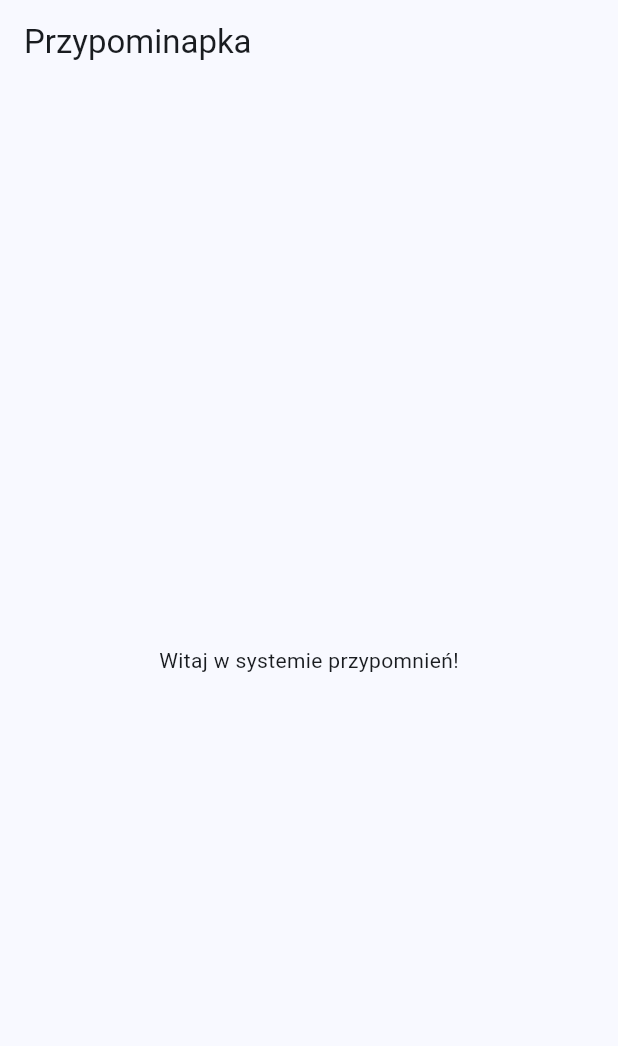
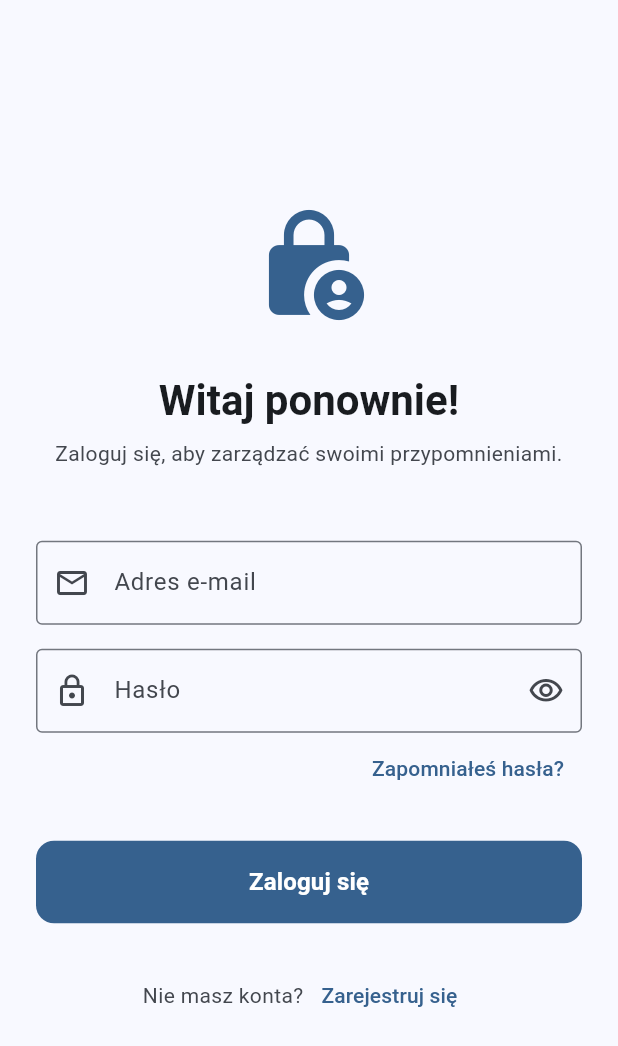
Before and after one commit to micang7/przypominapka, a Flutter app: the screen it shows after launch, on a phone screen of 412 x 824 dp. Shown: the top 1046 px of the screen. Run offline on Flutter 3.47's test engine with Material 3 defaults, Android fonts, the phone set to English and light mode, and no system bars; our stand-ins replace drift, flutter_riverpod, go_router, riverpod_annotation; missing offline and left inert: a package; accounts and stored records are empty; generated files the repository leaves out were written again.

Commit message:
login register checkpoint

```diff
--- /dev/null
+++ b/app/lib/features/auth/presentation/screens/login_screen.dart
@@ -0,0 +1,147 @@
+import 'package:`flutter/material.dart`';
+import 'package:`go_router/go_router.dart`';
+
+class LoginScreen extends StatefulWidget {
+  const LoginScreen({super.key});
+
+    State<LoginScreen> createState() => _LoginScreenState();
+}
+
+class _LoginScreenState extends State<LoginScreen> {
+  final _emailController = TextEditingController();
+  final _passwordController = TextEditingController();
+  bool _isPasswordObscured = true;
+
+
+  void dispose() {
+    _emailController.dispose();
+    _passwordController.dispose();
+    super.dispose();
+  }
+
+
+  Widget build(BuildContext context) {
+    final theme = Theme.of(context);
+
+    return Scaffold(
+      body: SafeArea(
+        child: Center(
+          child: SingleChildScrollView(
+            padding: const EdgeInsets.all(24.0),
+            child: Column(
+              mainAxisAlignment: MainAxisAlignment.center,
+              crossAxisAlignment: CrossAxisAlignment.stretch,
+              children: [
+                // Logo / Ikona
+                Icon(
+                  Icons.lock_person_rounded,
+                  size: 80,
+                  color: theme.colorScheme.primary,
+                ),
+                const SizedBox(height: 32),
+
+                // Tytuł
+                Text(
+                  'Witaj ponownie!',
+                  style: theme.textTheme.headlineMedium?.copyWith(
+                    fontWeight: FontWeight.bold,
+                  ),
+                  textAlign: TextAlign.center,
+                ),
+                const SizedBox(height: 8),
+                Text(
+                  'Zaloguj się, aby zarządzać swoimi przypomnieniami.',
+                  style: theme.textTheme.bodyMedium?.copyWith(
+                    color: theme.colorScheme.onSurfaceVariant,
+                  ),
+                  textAlign: TextAlign.center,
+                ),
+                const SizedBox(height: 48),
+
+                // Formularz
+                TextField(
+                  controller: _emailController,
+                  keyboardType: TextInputType.emailAddress,
+                  decoration: const InputDecoration(
+                    labelText: 'Adres e-mail',
+                    prefixIcon: Icon(Icons.email_outlined),
+                    border: OutlineInputBorder(),
+                  ),
+                ),
+                const SizedBox(height: 16),
+                TextField(
+                  controller: _passwordController,
+                  obscureText: _isPasswordObscured,
+                  decoration: InputDecoration(
+                    labelText: 'Hasło',
+                    prefixIcon: const Icon(Icons.lock_outline),
+                    suffixIcon: IconButton(
+                      icon: Icon(
+                        _isPasswordObscured
+                            ? Icons.visibility_outlined
+                            : Icons.visibility_off_outlined,
+                      ),
+                      onPressed: () {
+                        setState(() {
+                          _isPasswordObscured = !_isPasswordObscured;
+                        });
+                      },
+                    ),
+                    border: const OutlineInputBorder(),
+                  ),
+                ),
+
+                // Zapomniałem hasła
+                Align(
+                  alignment: Alignment.centerRight,
+                  child: TextButton(
+                    onPressed: () {
+                      // TODO: Implement password reset
+                    },
+                    child: const Text('Zapomniałeś hasła?'),
+                  ),
+                ),
+                const SizedBox(height: 24),
+
+                // Przycisk logowania
+                FilledButton(
+                  onPressed: () {
+                    // TODO: Implement login logic
+                  },
+                  style: FilledButton.styleFrom(
+                    padding: const EdgeInsets.symmetric(vertical: 16),
+                    shape: RoundedRectangleBorder(
+                      borderRadius: BorderRadius.circular(12),
+                    ),
+                  ),
+                  child: const Text(
+                    'Zaloguj się',
+                    style: TextStyle(fontSize: 16, fontWeight: FontWeight.bold),
+                  ),
+                ),
+                const SizedBox(height: 24),
+
+                // Przejście do rejestracji
+                Row(
+                  mainAxisAlignment: MainAxisAlignment.center,
+                  children: [
+                    Text(
+                      'Nie masz konta?',
+                      style: TextStyle(color: theme.colorScheme.onSurfaceVariant),
+                    ),
+                    TextButton(
+                      onPressed: () {
+                        context.push('`/register`');
+                      },
+                      child: const Text('Zarejestruj się'),
+                    ),
+                  ],
+                ),
+              ],
+            ),
+          ),
+        ),
+      ),
+    );
+  }
+}
```
Also changed, not shown: app/lib/core/router/app_router.dart (+14 -3 lines), app/lib/features/auth/presentation/screens/register_screen.dart (added, +123 -0 lines).
